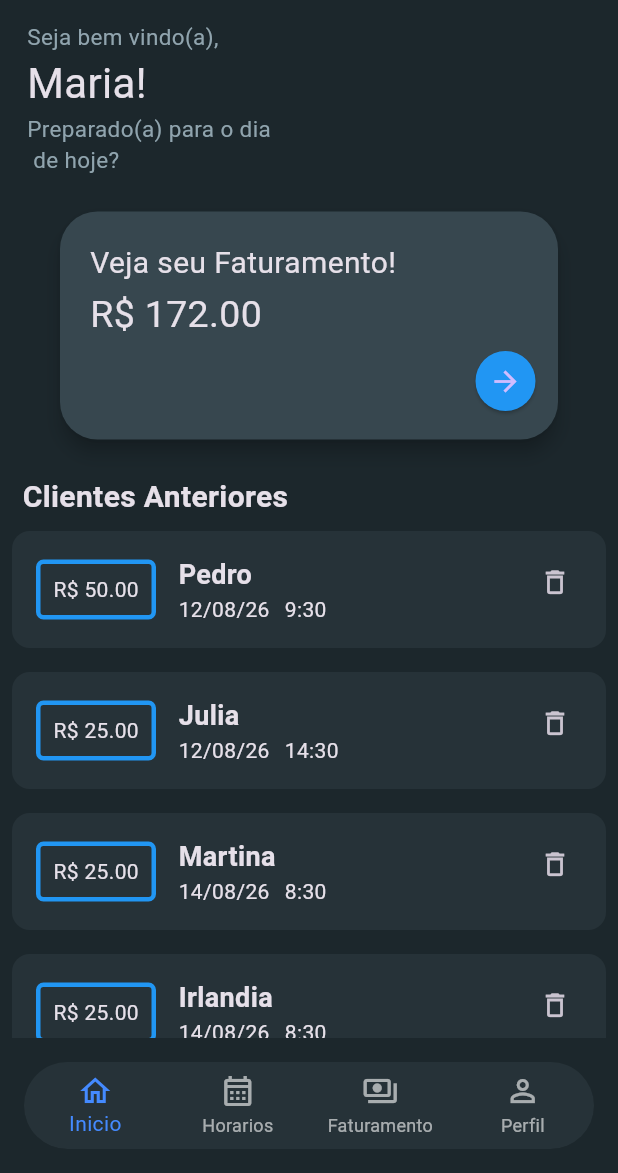
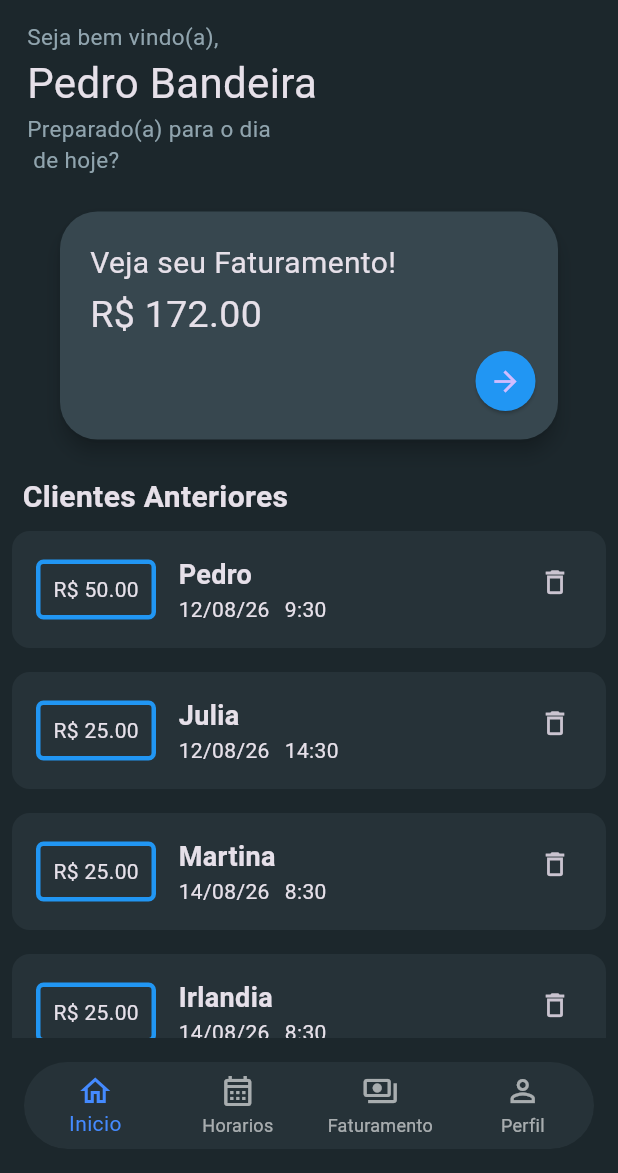
Before and after one commit to pedro-icaro/Agendify, a Flutter app: the screen it shows after launch, on a phone screen of 412 x 824 dp, the part 63-1236 px from its top. Run offline on Flutter 3.47's test engine with Material 3 defaults, Android fonts, the light colour scheme and no system bars.

Commit message:
feat: adicionando nome de forma dinamica a pagina home

```diff
--- a/lib/components/conteudo_home.dart
+++ b/lib/components/conteudo_home.dart
@@ -7,7 +7,8 @@ import 'package:agendify/models/clientes_models.dart';
 import 'package:flutter/material.dart';
 
 class ConteudoHome extends StatefulWidget {
-  const ConteudoHome({super.key});
+  String nomeAtual;
+  ConteudoHome({required this.nomeAtual, super.key});
 
   @override
   State<ConteudoHome> createState() => _ConteudoHomeState();
@@ -20,7 +21,7 @@ class _ConteudoHomeState extends State<ConteudoHome> {
       child: Column(
         crossAxisAlignment: CrossAxisAlignment.start,
         children: [
-          SubtituloHome(),
+          SubtituloHome(nome: widget.nomeAtual),
           SizedBox(height: 20),
           Center(child: FaturamentoCard()),
           SizedBox(height: 20),
--- a/lib/components/subtitulo_home.dart
+++ b/lib/components/subtitulo_home.dart
@@ -1,7 +1,8 @@
 import 'package:flutter/material.dart';
 
 class SubtituloHome extends StatelessWidget {
-  const SubtituloHome({super.key});
+  String nome;
+  SubtituloHome({required this.nome, super.key});
 
   @override
   Widget build(BuildContext context) {
@@ -15,7 +16,7 @@ class SubtituloHome extends StatelessWidget {
               "Seja bem vindo(a),",
               style: TextStyle(fontSize: 15, color: Colors.blueGrey[300]),
             ),
-            Text("Maria!", style: TextStyle(fontSize: 28)),
+            Text("$nome", style: TextStyle(fontSize: 28)),
             Text(
               "Preparado(a) para o dia\n de hoje?",
               style: TextStyle(fontSize: 15, color: Colors.blueGrey[300]),
--- a/lib/pages/home_page.dart
+++ b/lib/pages/home_page.dart
@@ -14,17 +14,23 @@ class HomePage extends StatefulWidget {
 }
 
 class _HomePageState extends State<HomePage> {
+  String nomeUsuario = "Pedro Bandeira";
   int _navegacaoindex = 0;
 
-  final List<Widget> _telas = [
-    ConteudoHome(),
-    HorariosPage(),
-    Faturamento(),
-    Perfil(),
-  ];
+  void atualizarNome(novoNome) {
+    setState(() {
+      nomeUsuario = novoNome;
+    });
+  }
 
   @override
   Widget build(BuildContext context) {
+    final List<Widget> _telas = [
+      ConteudoHome(nomeAtual: nomeUsuario),
+      HorariosPage(),
+      Faturamento(),
+      Perfil(),
+    ];
     return Scaffold(
       appBar: AppBar(
         title: Text("Agendify"),
```
